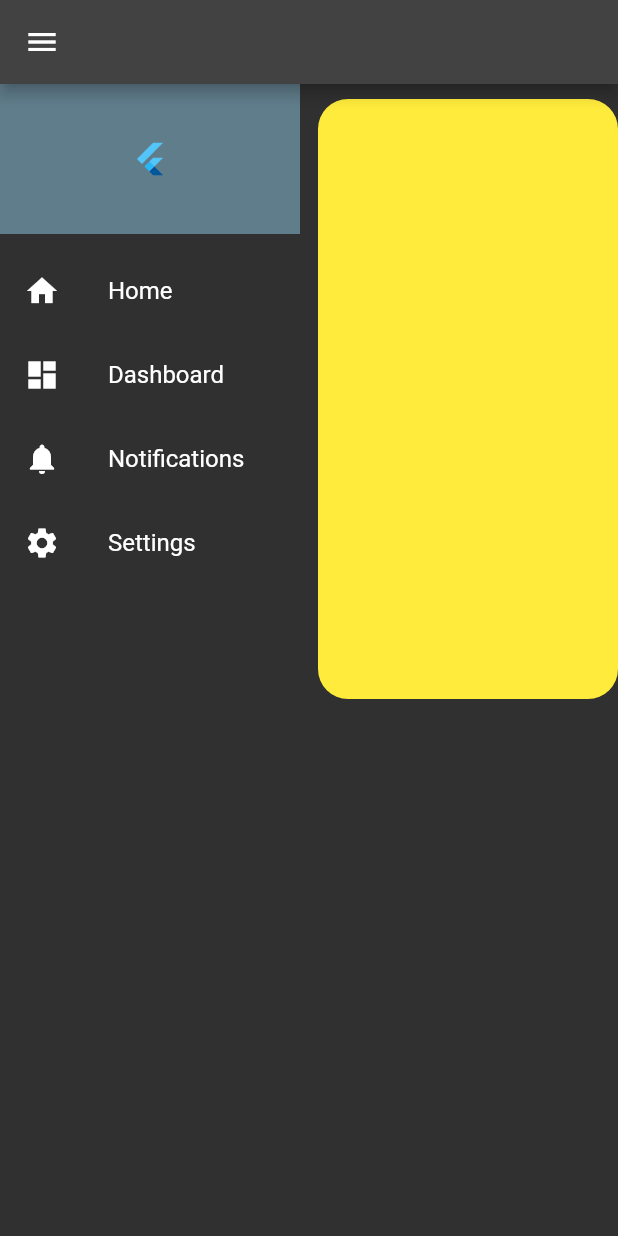
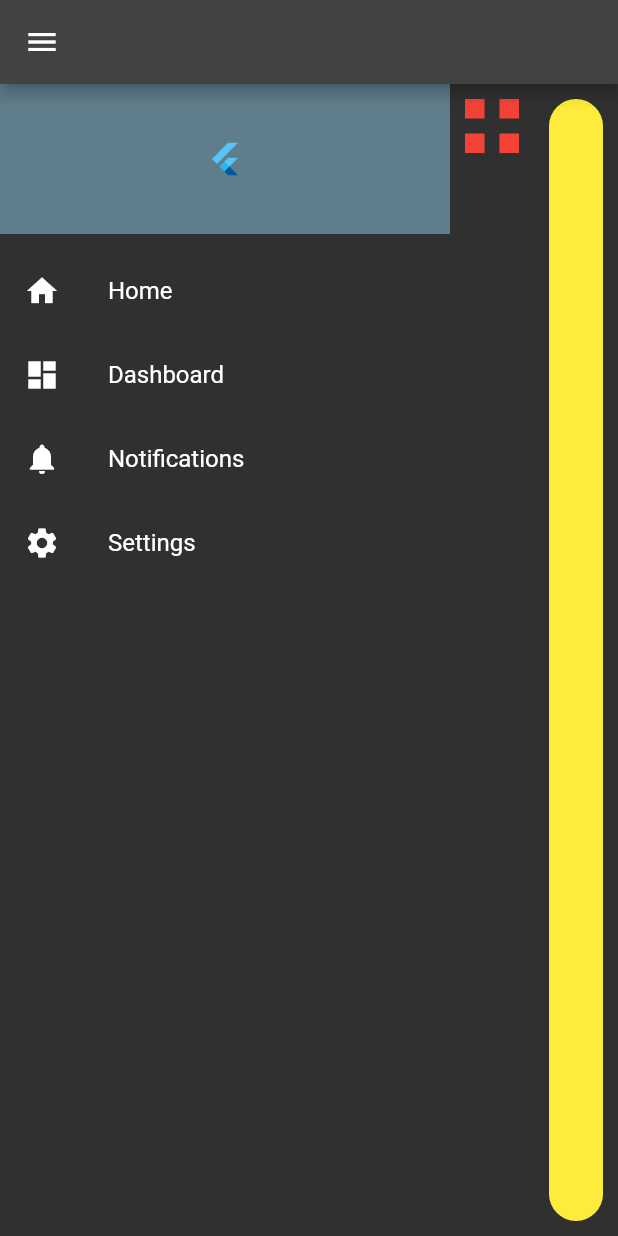
Before and after one commit to sebastiansliwa/responsive_example, a Flutter app: the UltraWideHomePage screen opened directly, on a phone screen of 412 x 824 dp. Run offline on Flutter 3.47's test engine with Material 2 defaults, Android fonts, the light colour scheme and no system bars.

Commit message:
Implement responsive

```diff
--- a/lib/features/home/pages/responsive/narrow_home_page.dart
+++ b/lib/features/home/pages/responsive/narrow_home_page.dart
@@ -16,13 +16,8 @@ class NarrowHomePage extends StatelessWidget {
       drawer: const Drawer(
         child: NavigationPanel(),
       ),
-      body: Row(
-        crossAxisAlignment: CrossAxisAlignment.start,
+      body: ListView(
         children: const [
-          SizedBox(
-            width: 200,
-            child: NavigationPanel(),
-          ),
           MainContent(),
           ExtraPanel(),
         ],
--- a/lib/features/home/pages/responsive/ultra_wide_home_page.dart
+++ b/lib/features/home/pages/responsive/ultra_wide_home_page.dart
@@ -17,14 +17,30 @@ class UltraWideHomePage extends StatelessWidget {
         child: NavigationPanel(),
       ),
       body: Row(
-        crossAxisAlignment: CrossAxisAlignment.start,
-        children: const [
-          SizedBox(
-            width: 200,
+        crossAxisAlignment: CrossAxisAlignment.stretch,
+        children: [
+          const SizedBox(
+            width: 300,
             child: NavigationPanel(),
           ),
-          MainContent(),
-          ExtraPanel(),
+          Expanded(
+            child: Center(
+              child: SizedBox(
+                width: 900,
+                child: Row(
+                  crossAxisAlignment: CrossAxisAlignment.stretch,
+                  children: const [
+                    Expanded(
+                      child: MainContent(),
+                    ),
+                    Expanded(
+                      child: ExtraPanel(),
+                    ),
+                  ],
+                ),
+              ),
+            ),
+          ),
         ],
       ),
     );
--- a/lib/features/home/pages/responsive/wide_home_page.dart
+++ b/lib/features/home/pages/responsive/wide_home_page.dart
@@ -23,8 +23,12 @@ class WideHomePage extends StatelessWidget {
             width: 200,
             child: NavigationPanel(),
           ),
-          MainContent(),
-          ExtraPanel(),
+          Expanded(
+            child: MainContent(),
+          ),
+          Expanded(
+            child: ExtraPanel(),
+          ),
         ],
       ),
     );
--- a/lib/features/home/pages/widgets/extra_panel.dart
+++ b/lib/features/home/pages/widgets/extra_panel.dart
@@ -8,12 +8,11 @@ class ExtraPanel extends StatelessWidget {
   @override
   Widget build(BuildContext context) {
     return Container(
-      width: 200,
       height: 400,
-      margin: const EdgeInsets.symmetric(vertical: 10),
+      margin: const EdgeInsets.all(10),
       decoration: BoxDecoration(
         color: Theme.of(context).colorScheme.tertiary,
-        borderRadius: BorderRadius.circular(20),
+        borderRadius: BorderRadius.circular(40),
       ),
     );
   }
--- a/lib/features/home/pages/widgets/main_content.dart
+++ b/lib/features/home/pages/widgets/main_content.dart
@@ -7,8 +7,8 @@ class MainContent extends StatelessWidget {
 
   @override
   Widget build(BuildContext context) {
-    return Expanded(
-      child: GridView.count(
+    return GridView.count(
+      physics: const NeverScrollableScrollPhysics(),
       shrinkWrap: true,
       primary: false,
       padding: const EdgeInsets.all(10),
@@ -37,7 +37,6 @@ class MainContent extends StatelessWidget {
           color: Theme.of(context).colorScheme.secondary,
         ),
       ],
-      ),
     );
   }
 }
```
Lines whose indentation alone changed are shown as unchanged.
